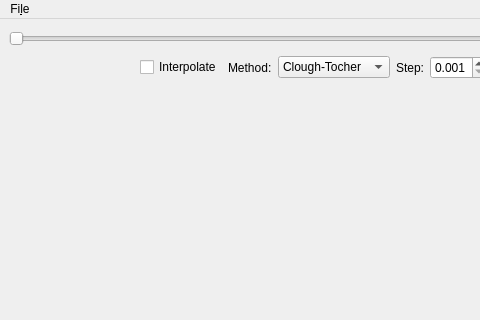
Trel725/RamanMechanize, file map_viewer/mapdesign.ui: the form before one commit; both pictures show x 0 to 480 and y 0 to 320 of the 681 by 647 pixel window.
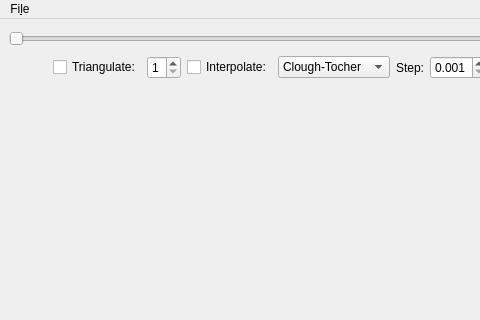
The form after the commit.

Commit message: Added triangulation feature

```diff
--- a/map_viewer/mapdesign.ui
+++ b/map_viewer/mapdesign.ui
@@ -73,6 +73,23 @@
         </property>
        </spacer>
       </item>
+      <item>
+       <widget class="QCheckBox" name="TriangCheckBox">
+        <property name="text">
+         <string>Triangulate:</string>
+        </property>
+       </widget>
+      </item>
+      <item>
+       <widget class="QSpinBox" name="TriangSpinBox">
+        <property name="minimum">
+         <number>1</number>
+        </property>
+        <property name="maximum">
+         <number>4</number>
+        </property>
+       </widget>
+      </item>
       <item>
        <widget class="QCheckBox" name="interpcheckBox">
         <property name="sizePolicy">
@@ -82,14 +99,7 @@
          </sizepolicy>
         </property>
         <property name="text">
-         <string>Interpolate</string>
-        </property>
-       </widget>
-      </item>
-      <item>
-       <widget class="QLabel" name="label_4">
-        <property name="text">
-         <string>Method:</string>
+         <string>Interpolate:</string>
         </property>
        </widget>
       </item>
```
Left out of the diff: 2 changed lines with no effect on the pictures. The commit also changes 2 other files.
